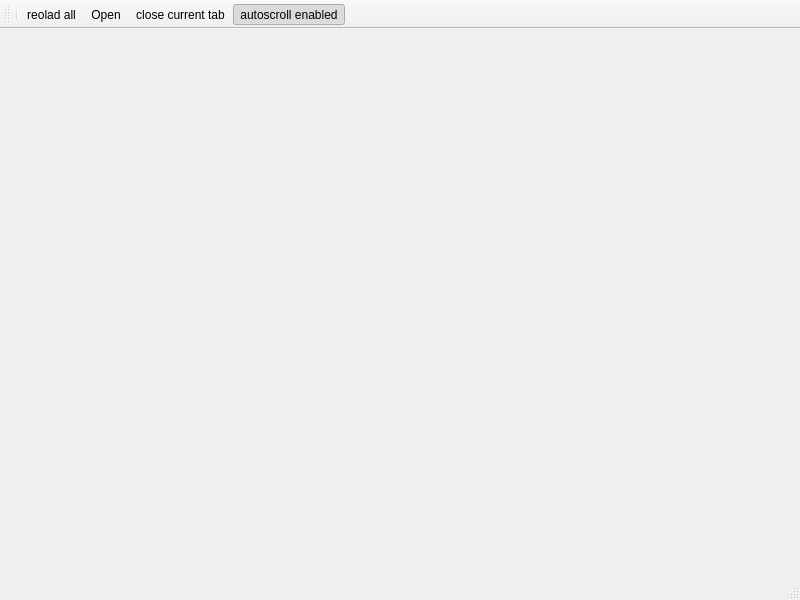
This is mainwindow.ui in lysevi/logan as Qt 5 draws it before an edit. The edited form follows.
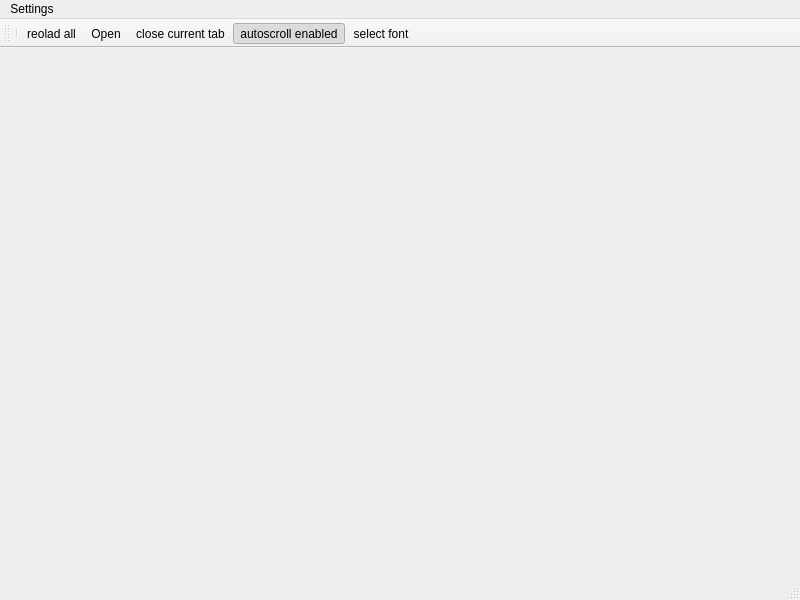
This is the edited form. Icons and pictures are not drawn.

Commit message:
font dialog
close #7

Patch:
```diff
--- a/mainwindow.ui
+++ b/mainwindow.ui
@@ -38,6 +38,14 @@
      <height>21</height>
     </rect>
    </property>
+   <widget class="QMenu" name="menu">
+    <property name="title">
+     <string>Settings</string>
+    </property>
+    <addaction name="actionfont_selection"/>
+    <addaction name="actionclearSettings"/>
+   </widget>
+   <addaction name="menu"/>
   </widget>
   <widget class="QToolBar" name="mainToolBar">
    <attribute name="toolBarArea">
@@ -51,6 +59,7 @@
    <addaction name="actionOpen"/>
    <addaction name="actionclose_current_tab"/>
    <addaction name="actionautoscroll_enabled"/>
+   <addaction name="actionfont_selection"/>
   </widget>
   <widget class="QStatusBar" name="statusBar"/>
   <action name="actionOpen">
@@ -113,6 +122,20 @@
     <string>autoscroll</string>
    </property>
   </action>
+  <action name="actionfont_selection">
+   <property name="icon">
+    <iconset resource="resources.qrc">
+     <normaloff>:/icons/fonts.svg</normaloff>:/icons/fonts.svg</iconset>
+   </property>
+   <property name="text">
+    <string>select font</string>
+   </property>
+  </action>
+  <action name="actionclearSettings">
+   <property name="text">
+    <string>clear settings</string>
+   </property>
+  </action>
  </widget>
  <layoutdefault spacing="6" margin="11"/>
  <resources>
```
The commit also changes 9 other files.
